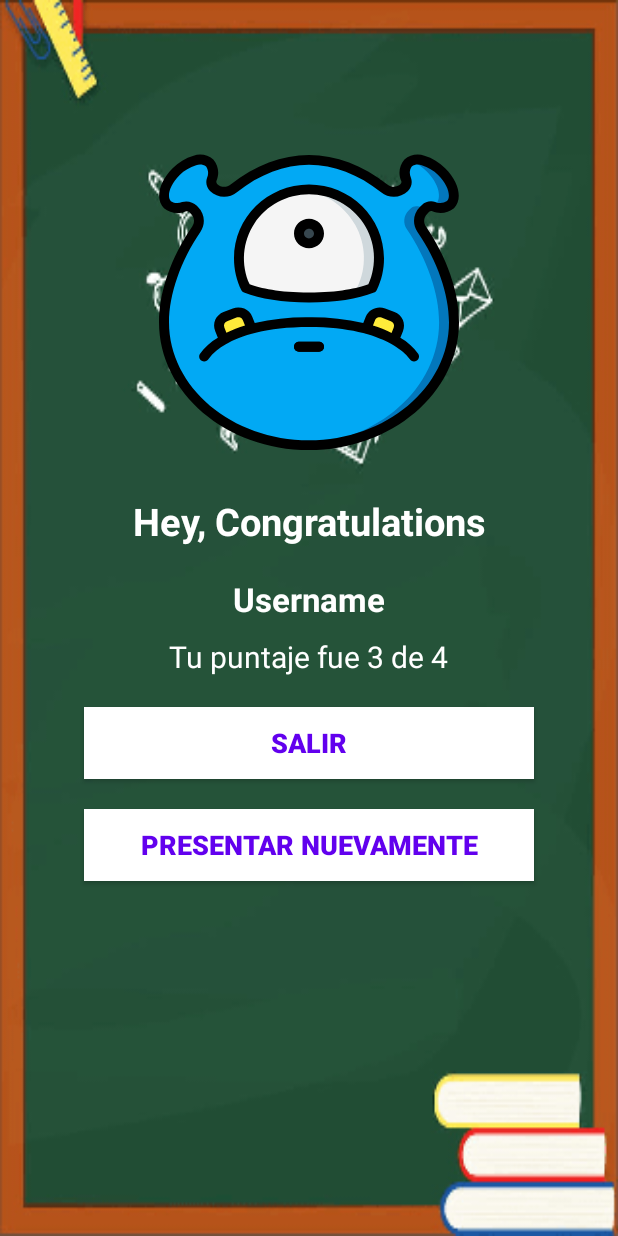
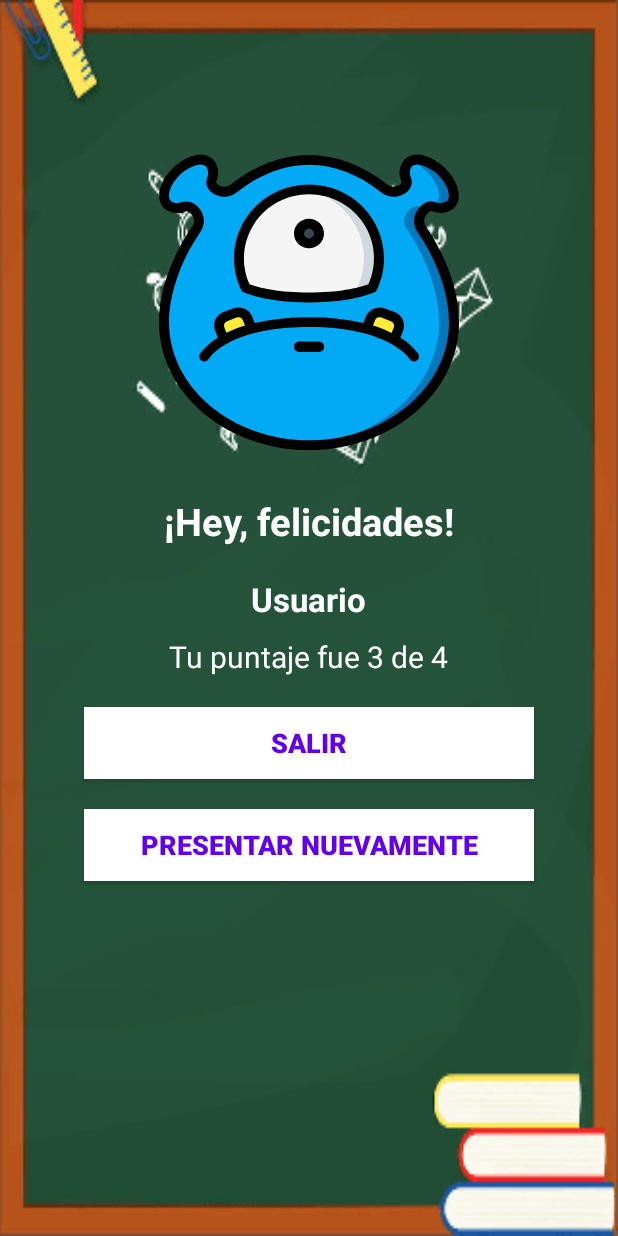
Before and after one commit to BrayanCore/BloqueoEscolar, an Android app: the layout activity_score.xml on its own in the app's theme, with its tools: preview values and no code run, on a phone screen of 412 x 824 dp. Run offline under Robolectric (Android 15) with nearby library versions, the phone set to English and light mode, and no system bars; Roboto replaces fonts that are not available here.

Commit message:
Se agrega traduccion en textos de las pantallas de la aplicación

```diff
--- a/app/src/main/res/layout/activity_score.xml
+++ b/app/src/main/res/layout/activity_score.xml
@@ -18,6 +18,7 @@
         android:src="@drawable/ic_triste"
         android:layout_gravity="center"
         android:layout_marginTop="100dp"
+        android:contentDescription="@string/img_score_results"
         />
 
     <TextView
@@ -28,7 +29,7 @@
         android:textColor="@android:color/white"
         android:textSize="25sp"
         android:textStyle="bold"
-        android:text="Hey, Congratulations"
+        android:text="@string/app_score_title"
         android:layout_gravity="center_horizontal"
         android:gravity="center_horizontal"
         />
@@ -41,7 +42,7 @@
         android:textColor="@android:color/white"
         android:textSize="22sp"
         android:textStyle="bold"
-        android:text="Username"
+        android:text="@string/app_score_username"
         />
 
     <TextView
@@ -60,7 +61,7 @@
         android:layout_height="wrap_content"
         android:layout_marginTop="20dp"
         android:background="@android:color/white"
-        android:text="SALIR"
+        android:text="@string/app_score_btn_exit"
         android:textColor="@color/colorPrimary"
         android:textSize="18sp"
         android:textStyle="bold"
@@ -72,7 +73,7 @@
         android:layout_height="wrap_content"
         android:layout_marginTop="20dp"
         android:background="@android:color/white"
-        android:text="PRESENTAR NUEVAMENTE"
+        android:text="@string/app_score_btn_retry"
         android:textColor="@color/colorPrimary"
         android:textSize="18sp"
         android:textStyle="bold"
--- a/app/src/main/res/values/strings.xml
+++ b/app/src/main/res/values/strings.xml
@@ -1,7 +1,7 @@
 <resources>
     <string name="app_name">Bloqueo Escolar</string>
     <!-- Pantalla Inicio de sesión-->
-    <string name="app_login_title">Schoolar Lock</string>
+    <string name="app_login_title">Bloqueo Escolar</string>
     <string name="app_login_btn_login">Iniciar sesión</string>
     <string name="app_login_btn_text_register">CREAR CUENTA</string>
     <string name="app_login_btn_text_forget_password">He olvidado mi contraseña</string>
@@ -25,6 +25,11 @@
     <string name="app_grades_5">5to Grado</string>
     <string name="app_grades_6">6to Grado</string>
 
+    <!-- Exams -->
+    <string name="app_exams_new">Crear Exámen</string>
+    <string name="app_exams_available">Exámenes Disponibles</string>
+    <string name="app_exams_approved">Exámenes Aprobados</string>
+
     <!-- Questions -->
     <string name="app_question_option_a">A)</string>
     <string name="app_question_option_b">B)</string>
@@ -37,4 +42,20 @@
     <string name="app_add_question_answer">Respuesta</string>
     <string name="app_add_question_add">Agregar Pregunta</string>
     <string name="app_add_question_finish">Terminar Examen</string>
+
+    <!-- Send Exam Dialog -->
+    <string name="app_dialog_send_exam_input">Nombre del exámen</string>
+    <string name="app_dialog_send_exam_send">Enviar</string>
+    <string name="app_dialog_send_exam_cancel">Cancelar</string>
+
+    <!-- Score -->
+    <string name="app_score_title">¡Hey, felicidades!</string>
+    <string name="app_score_username">Usuario</string>
+    <string name="app_score_btn_exit">Salir</string>
+    <string name="app_score_btn_retry">Presentar nuevamente</string>
+
+    <!-- Imagenes -->
+    <string name="img_score_results">Resultados de examen estatus</string>
+    <string name="img_exams_available_icon">Exámenes disponibles icono</string>
+    <string name="img_exams_approved_icon">Exámenes aprobados icono</string>
 </resources>
```
Also changed, not shown: app/src/main/res/layout/exams_options.xml (+7 -5 lines), app/src/main/res/layout/send_exam_dialog.xml (+4 -4 lines), 1 other file.
